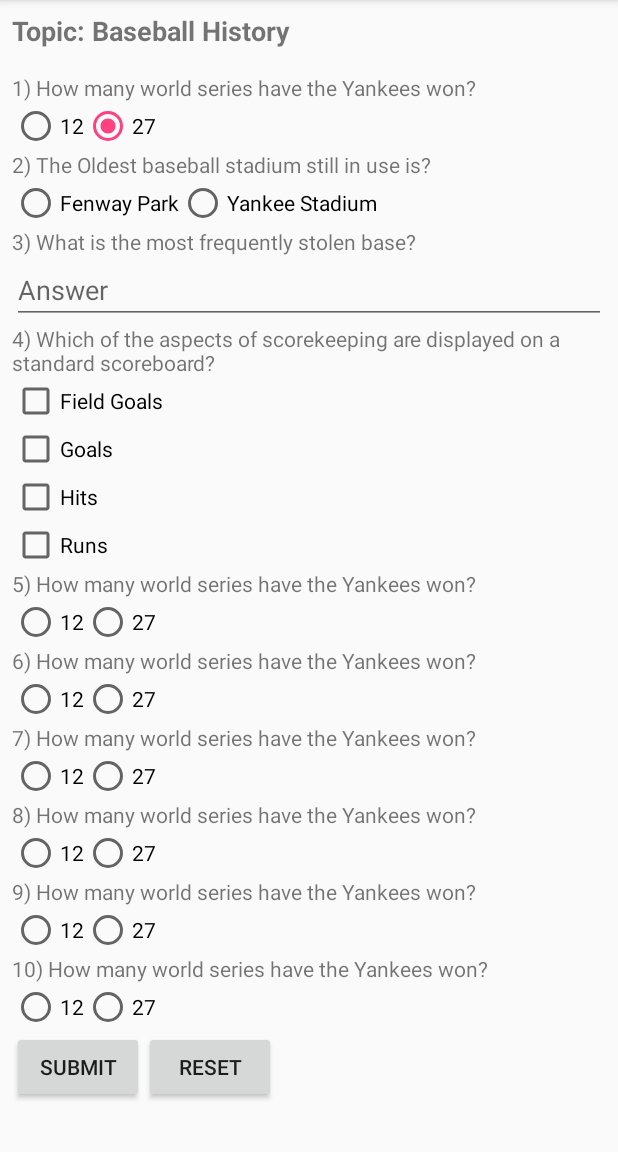
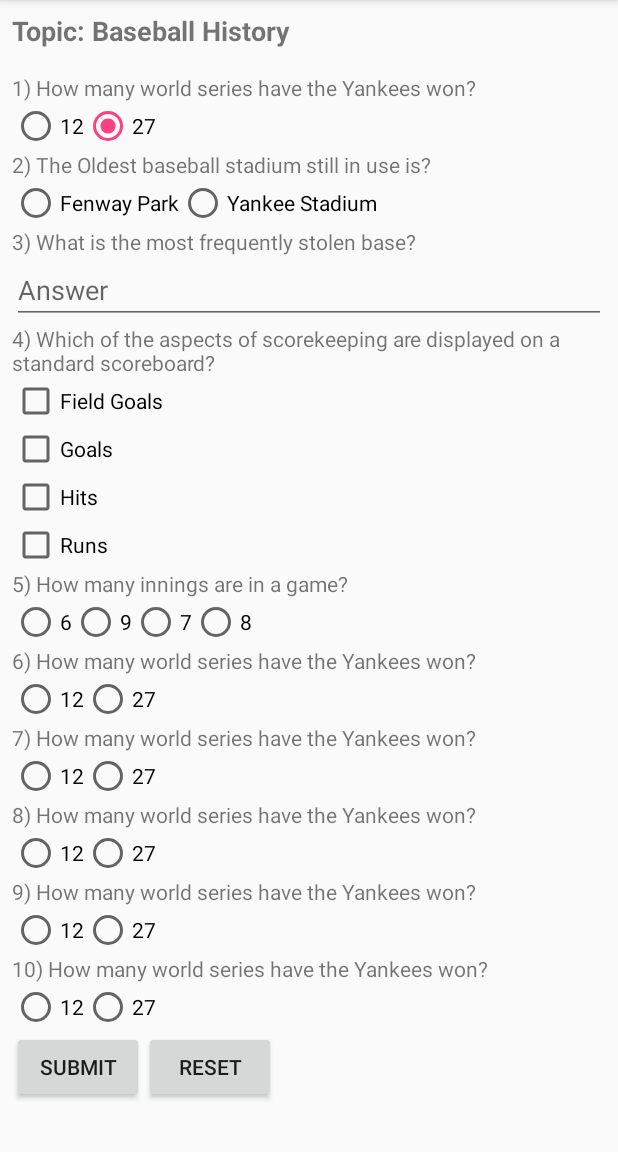
Before and after one commit to uenvymenow/QuizApp, an Android app: the screen it shows after launch (MainActivity), after a tap on "27", on a phone screen of 412 x 824 dp, the part 84-1236 px from its top. Run offline under Robolectric (Android 15) with nearby library versions, the phone set to English and light mode, and no system bars; 1 other tap on this screen came first.

```diff
--- a/app/src/main/java/com/example/android/quizapplication/MainActivity.java
+++ b/app/src/main/java/com/example/android/quizapplication/MainActivity.java
@@ -1,6 +1,7 @@
 package com.example.android.quizapplication;
 
 import android.content.Intent;
+import android.provider.MediaStore;
 import android.support.v7.app.AppCompatActivity;
 import android.os.Bundle;
 import android.view.View;
@@ -44,39 +45,25 @@ public class MainActivity extends AppCompatActivity {
     public void question1RadioButton(View view) {
         // Import radio buttons for question 1
         RadioButton questionOneCorrectRB = findViewById(R.id.questionOneCorrect);
-        RadioButton questionOneIncorrectRB = findViewById(R.id.questionOneIncorrect);
 
-        // Check which radio button was clicked
-        switch (view.getId()) {
-            case R.id.questionOneCorrect:
-                if (questionOneCorrectRB.isChecked())
+        // Check which RadioButton is clicked
+        if (questionOneCorrectRB.isChecked()) {
             question1Score = 1;
-                break;
-            case R.id.questionOneIncorrect:
-                if (questionOneIncorrectRB.isChecked()) {
+        } else {
             question1Score = 0;
-                    break;
-                }
         }
     }
 
     // Checks the radioButton answers for question 2
     public void question2RadioButton(View view) {
-        // Import radio buttons for question 2
+        // Import correct radio button for question 2
         RadioButton questionTwoCorrectRB = findViewById(R.id.questionTwoCorrect);
-        RadioButton questionTWoIncorrectRB = findViewById(R.id.questionTwoIncorrect);
 
         // Check which RadioButton was clicked
-        switch (view.getId()){
-            case R.id.questionTwoCorrect:
-                if (questionTwoCorrectRB.isChecked())
+        if (questionTwoCorrectRB.isChecked()) {
             question2Score = 1;
-                break;
-            case R.id.questionTwoIncorrect:
-                if (questionTWoIncorrectRB.isChecked()){
+        } else {
             question2Score = 0;
-                }
-
         }
     }
 
@@ -116,21 +103,14 @@ public class MainActivity extends AppCompatActivity {
 
     // Checks the radioButton answers for question 5
     public void question5RadioButton(View view) {
-        // Import radio buttons for question 5
+        // Import correct radio buttons for question 5
         RadioButton questionFiveCorrectRB = findViewById(R.id.questionFiveCorrect);
-        RadioButton questionFiveIncorrectRB = findViewById(R.id.questionFiveIncorrect);
 
         // Check which radio button was clicked
-        switch (view.getId()) {
-            case R.id.questionFiveCorrect:
-                if (questionFiveCorrectRB.isChecked())
+        if (questionFiveCorrectRB.isChecked()){
             question5Score = 1;
-                break;
-            case R.id.questionFiveIncorrect:
-                if (questionFiveIncorrectRB.isChecked()) {
+        } else {
             question5Score = 0;
-                    break;
-                }
         }
     }
 
--- a/app/src/main/res/layout/activity_main.xml
+++ b/app/src/main/res/layout/activity_main.xml
@@ -151,7 +151,7 @@
                     android:id="@+id/question_5_text_view"
                     android:layout_width="wrap_content"
                     android:layout_height="wrap_content"
-                    android:text="5) How many world series have the Yankees won?" />
+                    android:text="5) How many innings are in a game?" />
 
                 <RadioGroup
                     android:id="@+id/radioGroup5"
@@ -160,18 +160,32 @@
                     android:orientation="horizontal">
 
                     <RadioButton
-                        android:id="@+id/questionFiveIncorrect"
+                        android:id="@+id/questionFiveIncorrect1"
                         android:layout_width="wrap_content"
                         android:layout_height="wrap_content"
                         android:onClick="question5RadioButton"
-                        android:text="12" />
+                        android:text="6" />
 
                     <RadioButton
                         android:id="@+id/questionFiveCorrect"
                         android:layout_width="wrap_content"
                         android:layout_height="wrap_content"
                         android:onClick="question5RadioButton"
-                        android:text="27" />
+                        android:text="9" />
+
+                    <RadioButton
+                        android:id="@+id/questionFiveIncorrect2"
+                        android:layout_width="wrap_content"
+                        android:layout_height="wrap_content"
+                        android:onClick="question5RadioButton"
+                        android:text="7" />
+
+                    <RadioButton
+                        android:id="@+id/questionFiveIncorrect3"
+                        android:layout_width="wrap_content"
+                        android:layout_height="wrap_content"
+                        android:onClick="question5RadioButton"
+                        android:text="8" />
                 </RadioGroup>
 
                 <!-- Question 6 -->
```
Lines whose indentation alone changed are shown as unchanged.
